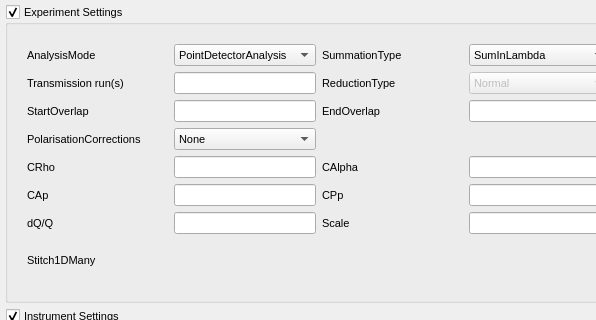
Qt form qt/scientific_interfaces/ISISReflectometry/ReflSettingsWidget.ui (mantidproject/mantid) before a commit; both pictures show x 0 to 596 and y 0 to 320 of the 764 by 612 pixel window.
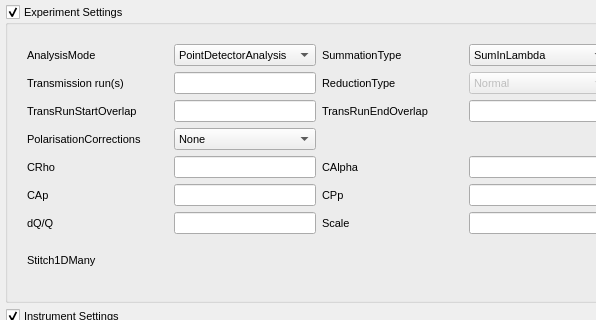
The same form after that commit.

Commit message: Re #21543: Renamed GUI parameters to match IPF names and vice versa.

```diff
--- a/qt/scientific_interfaces/ISISReflectometry/ReflSettingsWidget.ui
+++ b/qt/scientific_interfaces/ISISReflectometry/ReflSettingsWidget.ui
@@ -76,7 +76,7 @@
         <item row="2" column="0">
          <widget class="QLabel" name="startOverlapLabel">
           <property name="text">
-           <string>StartOverlap</string>
+           <string>TransRunStartOverlap</string>
           </property>
          </widget>
         </item>
@@ -92,7 +92,7 @@
            </size>
           </property>
           <property name="text">
-           <string>EndOverlap</string>
+           <string>TransRunEndOverlap</string>
           </property>
          </widget>
         </item>
```
The commit also changes 1 other file.
